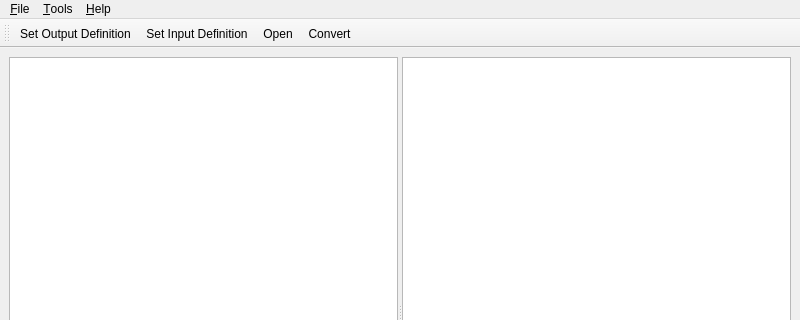
The window that mainwindow.ui (opus4711/htmlatex) describes before a commit, drawn with Qt 5; both pictures show x 0 to 800 and y 0 to 320 of the 800 by 600 pixel window.
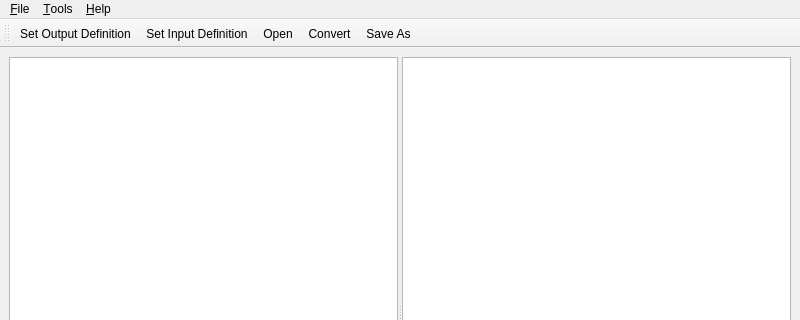
The same window after the commit. Icons and pictures are not drawn.

```diff
--- a/mainwindow.ui
+++ b/mainwindow.ui
@@ -90,6 +90,7 @@
    <addaction name="actionSet_Input_Definition"/>
    <addaction name="action_Open"/>
    <addaction name="action_Convert"/>
+   <addaction name="action_Save_As"/>
   </widget>
   <action name="action_Quit">
    <property name="icon">
@@ -154,6 +155,15 @@
     <string>&amp;Settings</string>
    </property>
   </action>
+  <action name="action_Save_As">
+   <property name="icon">
+    <iconset resource="resource.qrc">
+     <normaloff>:/Images/icons/save_all.png</normaloff>:/Images/icons/save_all.png</iconset>
+   </property>
+   <property name="text">
+    <string>&amp;Save As</string>
+   </property>
+  </action>
  </widget>
  <resources>
   <include location="resource.qrc"/>
```
Left out of the diff: 16 changed lines with no effect on the pictures.
